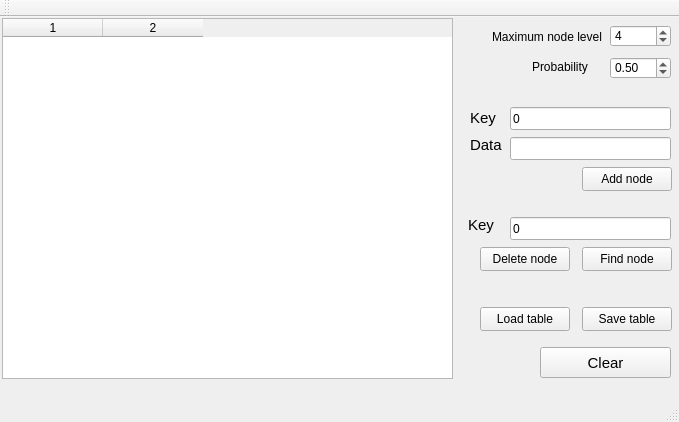
The window that projects/table/mainwindow.ui (Wropwtr/skiplist) describes before a commit, drawn with Qt 5.
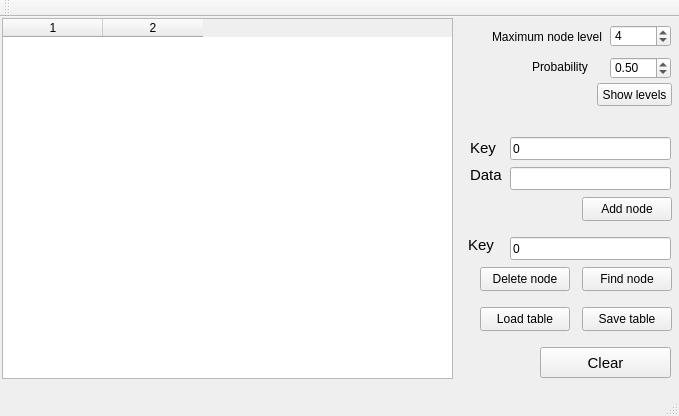
The same window after the commit.

Commit message: Add pop-up window, which showing levels of nodes

What changed in the file:
```diff
--- a/projects/table/mainwindow.ui
+++ b/projects/table/mainwindow.ui
@@ -7,7 +7,7 @@
     <x>0</x>
     <y>0</y>
     <width>679</width>
-    <height>422</height>
+    <height>416</height>
    </rect>
   </property>
   <property name="windowTitle">
@@ -36,7 +36,7 @@
     <property name="geometry">
      <rect>
       <x>582</x>
-      <y>150</y>
+      <y>180</y>
       <width>90</width>
       <height>24</height>
      </rect>
@@ -49,7 +49,7 @@
     <property name="geometry">
      <rect>
       <x>510</x>
-      <y>120</y>
+      <y>150</y>
       <width>161</width>
       <height>23</height>
      </rect>
@@ -65,7 +65,7 @@
     <property name="geometry">
      <rect>
       <x>510</x>
-      <y>90</y>
+      <y>120</y>
       <width>161</width>
       <height>23</height>
      </rect>
@@ -81,7 +81,7 @@
     <property name="geometry">
      <rect>
       <x>470</x>
-      <y>93</y>
+      <y>123</y>
       <width>51</width>
       <height>16</height>
      </rect>
@@ -99,7 +99,7 @@
     <property name="geometry">
      <rect>
       <x>470</x>
-      <y>120</y>
+      <y>150</y>
       <width>51</width>
       <height>16</height>
      </rect>
@@ -117,7 +117,7 @@
     <property name="geometry">
      <rect>
       <x>582</x>
-      <y>230</y>
+      <y>250</y>
       <width>90</width>
       <height>24</height>
      </rect>
@@ -130,7 +130,7 @@
     <property name="geometry">
      <rect>
       <x>468</x>
-      <y>200</y>
+      <y>220</y>
       <width>51</width>
       <height>16</height>
      </rect>
@@ -148,7 +148,7 @@
     <property name="geometry">
      <rect>
       <x>510</x>
-      <y>200</y>
+      <y>220</y>
       <width>161</width>
       <height>23</height>
      </rect>
@@ -164,7 +164,7 @@
     <property name="geometry">
      <rect>
       <x>480</x>
-      <y>230</y>
+      <y>250</y>
       <width>90</width>
       <height>24</height>
      </rect>
@@ -288,6 +288,19 @@
      <double>0.500000000000000</double>
     </property>
    </widget>
+   <widget class="QPushButton" name="pushButton">
+    <property name="geometry">
+     <rect>
+      <x>597</x>
+      <y>66</y>
+      <width>75</width>
+      <height>23</height>
+     </rect>
+    </property>
+    <property name="text">
+     <string>Show levels</string>
+    </property>
+   </widget>
   </widget>
   <widget class="QMenuBar" name="menuBar">
    <property name="geometry">
```
The commit also changes 3 other files.
